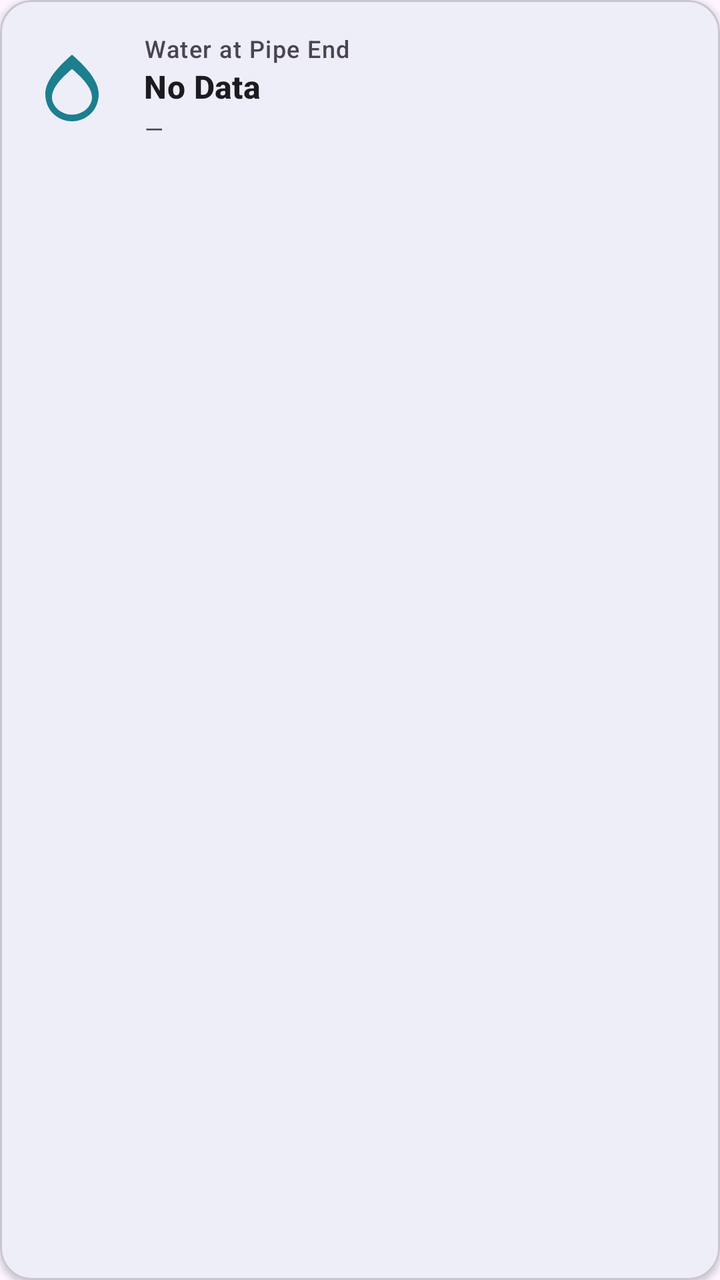
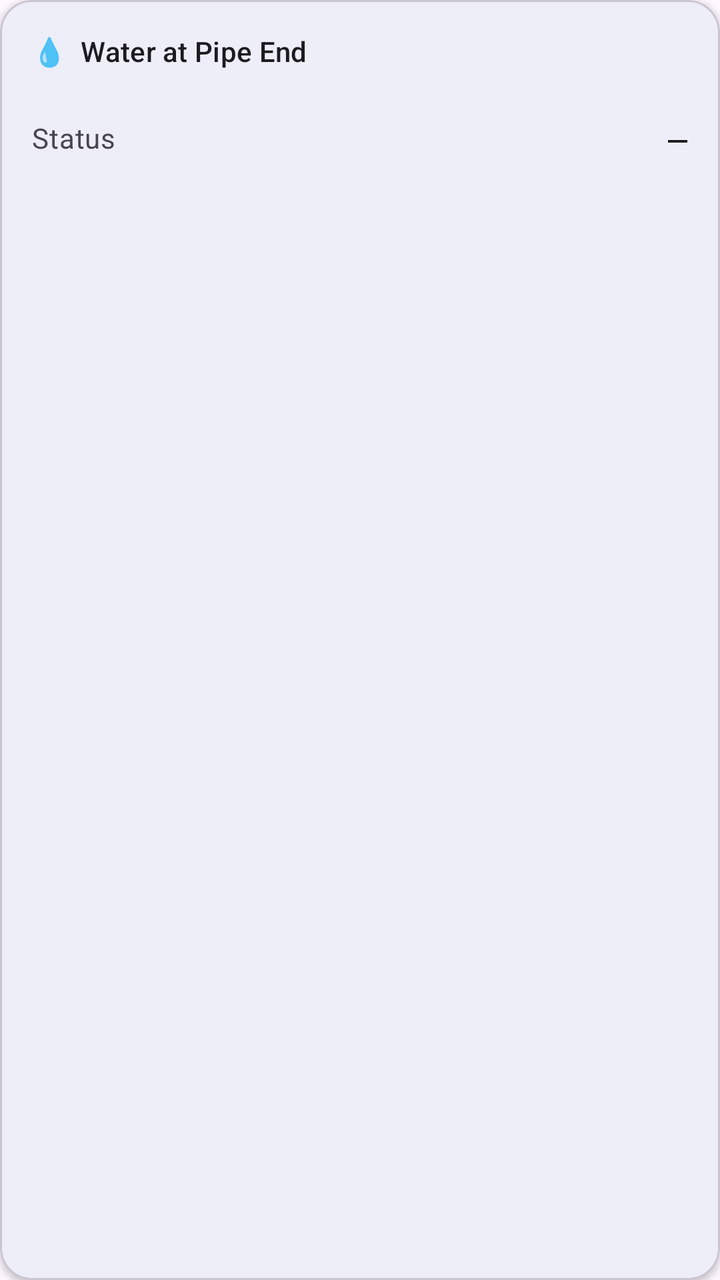

The first picture is an Android layout as it rendered before a commit; the second is the same layout after the commit. The layout source and the unified diff follow.
<!-- AndroidManifest.xml: application theme Theme.MotorDrive -->
<!-- res/layout/module_water_flow.xml -->
<?xml version="1.0" encoding="utf-8"?>
<com.google.android.material.card.MaterialCardView
    xmlns:android="http://schemas.android.com/apk/res/android"
    xmlns:app="http://schemas.android.com/apk/res-auto"
    android:layout_width="match_parent"
    android:layout_height="wrap_content"
    app:cardElevation="2dp"
    app:cardCornerRadius="16dp">

    <LinearLayout
        android:layout_width="match_parent"
        android:layout_height="wrap_content"
        android:orientation="horizontal"
        android:gravity="center_vertical"
        android:padding="16dp">

        <ImageView
            android:id="@+id/waterIcon"
            android:layout_width="40dp"
            android:layout_height="40dp"
            android:src="@drawable/ic_water"
            android:layout_marginEnd="16dp"
            android:contentDescription="Water flow" />

        <LinearLayout
            android:layout_width="0dp"
            android:layout_height="wrap_content"
            android:layout_weight="1"
            android:orientation="vertical">

            <TextView
                android:layout_width="wrap_content"
                android:layout_height="wrap_content"
                android:text="Water at Pipe End"
                android:textAppearance="?attr/textAppearanceLabelMedium"
                android:textColor="?attr/colorOnSurfaceVariant" />

            <TextView
                android:id="@+id/waterStatusText"
                android:layout_width="wrap_content"
                android:layout_height="wrap_content"
                android:text="No Data"
                android:textAppearance="?attr/textAppearanceTitleMedium"
                android:textStyle="bold" />

            <TextView
                android:id="@+id/waterSubtext"
                android:layout_width="wrap_content"
                android:layout_height="wrap_content"
                android:text="—"
                android:textAppearance="?attr/textAppearanceBodySmall"
                android:textColor="?attr/colorOnSurfaceVariant"
                android:layout_marginTop="2dp" />
        </LinearLayout>
    </LinearLayout>
</com.google.android.material.card.MaterialCardView>
<!-- resources referenced by this layout -->
<resources>
  <!-- drawable ic_water (drawable) -->
  <vector xmlns:android="http://schemas.android.com/apk/res/android"
      android:width="24dp" android:height="24dp"
      android:viewportWidth="24" android:viewportHeight="24"
      android:tint="?attr/colorPrimary">
    <path android:fillColor="@android:color/white"
      android:pathData="M12,2c-5.33,4.55-8,8.48-8,11.8 0,4.98 3.8,8.2 8,8.2s8-3.22 8-8.2c0-3.32-2.67-7.25-8-11.8zM12,20c-3.35,0-6-2.57-6-5.2 0-2.34 1.95-5.11 6-8.48 4.05,3.37 6,6.14 6,8.48 0,2.63-2.65,5.2-6,5.2z"/>
  </vector>
  <style name="Theme.MotorDrive" parent="Theme.Material3.DayNight.NoActionBar">
          <item name="colorPrimary">@color/md_theme_seed</item>
          <item name="colorOnPrimary">#FFFFFF</item>
          <item name="colorPrimaryContainer">#CBE9ED</item>
          <item name="colorOnPrimaryContainer">#001F26</item>
          <item name="colorSecondary">#1A3A5C</item>
          <item name="colorOnSecondary">#FFFFFF</item>
          
          <item name="android:statusBarColor">@android:color/transparent</item>
          <item name="android:navigationBarColor">?attr/colorSurface</item>
          <item name="android:windowLightStatusBar">false</item>
      </style>
  <color name="md_theme_seed">#1B7F8E</color>
</resources>

<!-- the commit's change to res/layout/module_water_flow.xml (unified diff, before → after) -->
@@ -10,47 +10,38 @@
     <LinearLayout
         android:layout_width="match_parent"
         android:layout_height="wrap_content"
-        android:orientation="horizontal"
-        android:gravity="center_vertical"
+        android:orientation="vertical"
         android:padding="16dp">
 
-        <ImageView
-            android:id="@+id/waterIcon"
-            android:layout_width="40dp"
-            android:layout_height="40dp"
-            android:src="@drawable/ic_water"
-            android:layout_marginEnd="16dp"
-            android:contentDescription="Water flow" />
+        <TextView
+            android:layout_width="match_parent"
+            android:layout_height="wrap_content"
+            android:text="💧  Water at Pipe End"
+            android:textAppearance="?attr/textAppearanceTitleSmall"
+            android:textColor="?attr/colorOnSurface"
+            android:layout_marginBottom="12dp" />
 
         <LinearLayout
-            android:layout_width="0dp"
-            android:layout_height="wrap_content"
-            android:layout_weight="1"
-            android:orientation="vertical">
+            android:layout_width="match_parent"
+            android:layout_height="44dp"
+            android:orientation="horizontal"
+            android:gravity="center_vertical">
 
             <TextView
-                android:layout_width="wrap_content"
+                android:layout_width="0dp"
                 android:layout_height="wrap_content"
-                android:text="Water at Pipe End"
-                android:textAppearance="?attr/textAppearanceLabelMedium"
+                android:layout_weight="1"
+                android:text="Status"
+                android:textAppearance="?attr/textAppearanceBodyMedium"
                 android:textColor="?attr/colorOnSurfaceVariant" />
 
             <TextView
                 android:id="@+id/waterStatusText"
                 android:layout_width="wrap_content"
                 android:layout_height="wrap_content"
-                android:text="No Data"
+                android:text="—"
                 android:textAppearance="?attr/textAppearanceTitleMedium"
-                android:textStyle="bold" />
-
-            <TextView
-                android:id="@+id/waterSubtext"
-                android:layout_width="wrap_content"
-                android:layout_height="wrap_content"
-                android:text="—"
-                android:textAppearance="?attr/textAppearanceBodySmall"
-                android:textColor="?attr/colorOnSurfaceVariant"
-                android:layout_marginTop="2dp" />
+                android:fontFamily="monospace" />
         </LinearLayout>
     </LinearLayout>
 </com.google.android.material.card.MaterialCardView>
<!-- resource entries referenced after the edit -->
@@ -1,13 +1,5 @@
 <!-- resources referenced by this layout -->
 <resources>
-  <!-- drawable ic_water (drawable) -->
-  <vector xmlns:android="http://schemas.android.com/apk/res/android"
-      android:width="24dp" android:height="24dp"
-      android:viewportWidth="24" android:viewportHeight="24"
-      android:tint="?attr/colorPrimary">
-    <path android:fillColor="@android:color/white"
-      android:pathData="M12,2c-5.33,4.55-8,8.48-8,11.8 0,4.98 3.8,8.2 8,8.2s8-3.22 8-8.2c0-3.32-2.67-7.25-8-11.8zM12,20c-3.35,0-6-2.57-6-5.2 0-2.34 1.95-5.11 6-8.48 4.05,3.37 6,6.14 6,8.48 0,2.63-2.65,5.2-6,5.2z"/>
-  </vector>
   <style name="Theme.MotorDrive" parent="Theme.Material3.DayNight.NoActionBar">
           <item name="colorPrimary">@color/md_theme_seed</item>
           <item name="colorOnPrimary">#FFFFFF</item>
